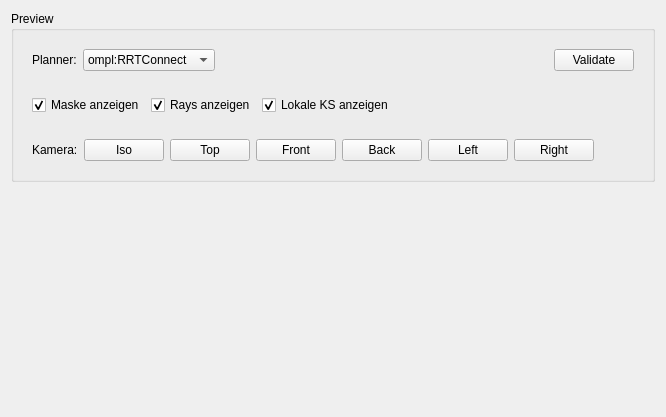
Old version of the form Spraycoater/resource/ui/tabs/recipe/coating_preview_panel.ui in the repository mikv75-lab/ROS-Project.
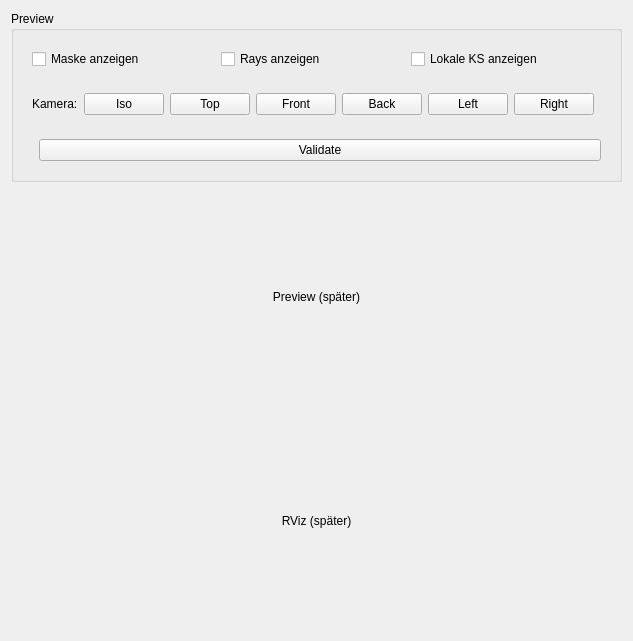
New version of the form. Custom widgets are drawn as their Qt base class.

The edit to the form file:
```diff
--- a/Spraycoater/resource/ui/tabs/recipe/coating_preview_panel.ui
+++ b/Spraycoater/resource/ui/tabs/recipe/coating_preview_panel.ui
@@ -15,113 +15,14 @@
      </property>
      <layout class="QVBoxLayout" name="vPreview">
 
-      <!-- Row: Planner + Validate -->
-      <item>
-       <widget class="QWidget" name="rowPlanner">
-        <layout class="QHBoxLayout" name="hPlanner">
-         <item>
-          <widget class="QLabel" name="lblPlanner">
-           <property name="text">
-            <string>Planner:</string>
-           </property>
-          </widget>
-         </item>
-
-         <item>
-          <widget class="QComboBox" name="comboPlanner">
-           <item><property name="text"><string>ompl:RRTConnect</string></property></item>
-           <item><property name="text"><string>ompl:BiTRRT</string></property></item>
-           <item><property name="text"><string>ompl:RRTstar</string></property></item>
-           <item><property name="text"><string>ompl:PRM</string></property></item>
-           <item><property name="text"><string>chomp:CHOMP</string></property></item>
-           <item><property name="text"><string>stomp:STOMP</string></property></item>
-          </widget>
-         </item>
-
-         <item>
-          <spacer name="spPlanner">
-           <property name="orientation">
-            <enum>Qt::Horizontal</enum>
-           </property>
-           <property name="sizeHint" stdset="0">
-            <size>
-             <width>40</width>
-             <height>20</height>
-            </size>
-           </property>
-          </spacer>
-         </item>
-
-         <item>
-          <widget class="QPushButton" name="btnValidate">
-           <property name="text">
-            <string>Validate</string>
-           </property>
-           <property name="toolTip">
-            <string>Validiert den aktuell erzeugten Pfad und plant/oder exportiert ihn</string>
-           </property>
-          </widget>
-         </item>
-        </layout>
-       </widget>
-      </item>
-
-      <!-- Row: Anzeige-Optionen (Checkboxen) -->
+      <!-- Anzeige-Optionen -->
       <item>
        <widget class="QWidget" name="rowToggles">
         <layout class="QHBoxLayout" name="hToggles">
-         <item>
-          <widget class="QCheckBox" name="chkShowMask">
-           <property name="text">
-            <string>Maske anzeigen</string>
-           </property>
-           <property name="toolTip">
-            <string>Blauen Maskenpfad (Start-Ebene) anzeigen/verbergen</string>
-           </property>
-           <property name="checked">
-            <bool>true</bool>
-           </property>
-          </widget>
-         </item>
-         <item>
-          <widget class="QCheckBox" name="chkShowRays">
-           <property name="text">
-            <string>Rays anzeigen</string>
-           </property>
-           <property name="toolTip">
-            <string>Hellblaue Messstrahlen anzeigen/verbergen</string>
-           </property>
-           <property name="checked">
-            <bool>true</bool>
-           </property>
-          </widget>
-         </item>
-         <item>
-          <widget class="QCheckBox" name="chkShowLocalFrames">
-           <property name="text">
-            <string>Lokale KS anzeigen</string>
-           </property>
-           <property name="toolTip">
-            <string>Kleine lokale Koordinatensysteme an den Punkten anzeigen/verbergen</string>
-           </property>
-           <property name="checked">
-            <bool>true</bool>
-           </property>
-          </widget>
-         </item>
-         <item>
-          <spacer name="spToggles">
-           <property name="orientation">
-            <enum>Qt::Horizontal</enum>
-           </property>
-           <property name="sizeHint" stdset="0">
-            <size>
-             <width>40</width>
-             <height>20</height>
-            </size>
-           </property>
-          </spacer>
-         </item>
+         <item><widget class="QCheckBox" name="chkShowMask"><property name="text"><string>Maske anzeigen</string></property></widget></item>
+         <item><widget class="QCheckBox" name="chkShowRays"><property name="text"><string>Rays anzeigen</string></property></widget></item>
+         <item><widget class="QCheckBox" name="chkShowLocalFrames"><property name="text"><string>Lokale KS anzeigen</string></property></widget></item>
+         <item><spacer name="spToggles"><property name="orientation"><enum>Qt::Horizontal</enum></property></spacer></item>
         </layout>
        </widget>
       </item>
@@ -130,88 +31,24 @@
       <item>
        <widget class="QWidget" name="rowCamera">
         <layout class="QHBoxLayout" name="hCamera">
-         <item>
-          <widget class="QLabel" name="lblCamera">
-           <property name="text">
-            <string>Kamera:</string>
-           </property>
-          </widget>
-         </item>
+         <item><widget class="QLabel" name="lblCamera"><property name="text"><string>Kamera:</string></property></widget></item>
+         <item><widget class="QPushButton" name="btnCamIso"><property name="text"><string>Iso</string></property></widget></item>
+         <item><widget class="QPushButton" name="btnCamTop"><property name="text"><string>Top</string></property></widget></item>
+         <item><widget class="QPushButton" name="btnCamFront"><property name="text"><string>Front</string></property></widget></item>
+         <item><widget class="QPushButton" name="btnCamBack"><property name="text"><string>Back</string></property></widget></item>
+         <item><widget class="QPushButton" name="btnCamLeft"><property name="text"><string>Left</string></property></widget></item>
+         <item><widget class="QPushButton" name="btnCamRight"><property name="text"><string>Right</string></property></widget></item>
+         <item><spacer name="spCamera"><property name="orientation"><enum>Qt::Horizontal</enum></property></spacer></item>
+        </layout>
+       </widget>
+      </item>
 
-         <item>
-          <widget class="QPushButton" name="btnCamIso">
-           <property name="text">
-            <string>Iso</string>
-           </property>
-           <property name="toolTip">
-            <string>Isometrische Ansicht</string>
-           </property>
-          </widget>
-         </item>
-         <item>
-          <widget class="QPushButton" name="btnCamTop">
-           <property name="text">
-            <string>Top</string>
-           </property>
-           <property name="toolTip">
-            <string>Ansicht von oben (Z+)</string>
-           </property>
-          </widget>
-         </item>
-         <item>
-          <widget class="QPushButton" name="btnCamFront">
-           <property name="text">
-            <string>Front</string>
-           </property>
-           <property name="toolTip">
-            <string>Ansicht von vorne (Y+)</string>
-           </property>
-          </widget>
-         </item>
-         <item>
-          <widget class="QPushButton" name="btnCamBack">
-           <property name="text">
-            <string>Back</string>
-           </property>
-           <property name="toolTip">
-            <string>Ansicht von hinten (Y-)</string>
-           </property>
-          </widget>
-         </item>
-         <item>
-          <widget class="QPushButton" name="btnCamLeft">
-           <property name="text">
-            <string>Left</string>
-           </property>
-           <property name="toolTip">
-            <string>Ansicht von links (X-)</string>
-           </property>
-          </widget>
-         </item>
-         <item>
-          <widget class="QPushButton" name="btnCamRight">
-           <property name="text">
-            <string>Right</string>
-           </property>
-           <property name="toolTip">
-            <string>Ansicht von rechts (X+)</string>
-           </property>
-          </widget>
-         </item>
-
-         <item>
-          <spacer name="spCamera">
-           <property name="orientation">
-            <enum>Qt::Horizontal</enum>
-           </property>
-           <property name="sizeHint" stdset="0">
-            <size>
-             <width>40</width>
-             <height>20</height>
-            </size>
-           </property>
-          </spacer>
-         </item>
+      <!-- Aktionen (Validate rechts) -->
+      <item>
+       <widget class="QWidget" name="rowActions">
+        <layout class="QHBoxLayout" name="hActions">
+         <item><spacer name="spActions"><property name="orientation"><enum>Qt::Horizontal</enum></property></spacer></item>
+         <item><widget class="QPushButton" name="btnValidate"><property name="text"><string>Validate</string></property></widget></item>
         </layout>
        </widget>
       </item>
@@ -226,19 +63,25 @@
      <layout class="QVBoxLayout" name="pvLayout">
       <!-- Eingebetteter PyVista Interactor -->
       <item>
-       <widget class="QtInteractor" name="pv">
-        <property name="sizePolicy">
-         <sizepolicy hsizetype="Expanding" vsizetype="Expanding">
-          <horstretch>0</horstretch>
-          <verstretch>1</verstretch>
-         </sizepolicy>
-        </property>
-        <property name="minimumSize">
-         <size>
-          <width>200</width>
-          <height>200</height>
-         </size>
-        </property>
+       <widget class="QLabel" name="lblPreviewPlaceholder">
+        <property name="text"><string>Preview (später)</string></property>
+        <property name="alignment"><set>Qt::AlignCenter</set></property>
+        <property name="minimumSize"><size><width>200</width><height>200</height></size></property>
+       </widget>
+      </item>
+     </layout>
+    </widget>
+   </item>
+
+   <!-- Unten: RViz-Placeholder -->
+   <item>
+    <widget class="QWidget" name="rvizContainer">
+     <layout class="QVBoxLayout" name="rvizLayout">
+      <item>
+       <widget class="QLabel" name="lblRvizPlaceholder">
+        <property name="text"><string>RViz (später)</string></property>
+        <property name="alignment"><set>Qt::AlignCenter</set></property>
+        <property name="minimumSize"><size><width>200</width><height>200</height></size></property>
        </widget>
       </item>
      </layout>
@@ -248,15 +91,6 @@
   </layout>
  </widget>
 
- <!-- Registriert das Custom/PyQt-Widget -->
- <customwidgets>
-  <customwidget>
-   <class>QtInteractor</class>
-   <extends>QWidget</extends>
-   <header>pyvistaqt</header>
-  </customwidget>
- </customwidgets>
-
  <resources/>
  <connections/>
 </ui>
```
Left out of the diff: 12 changed lines with no effect on the pictures.
